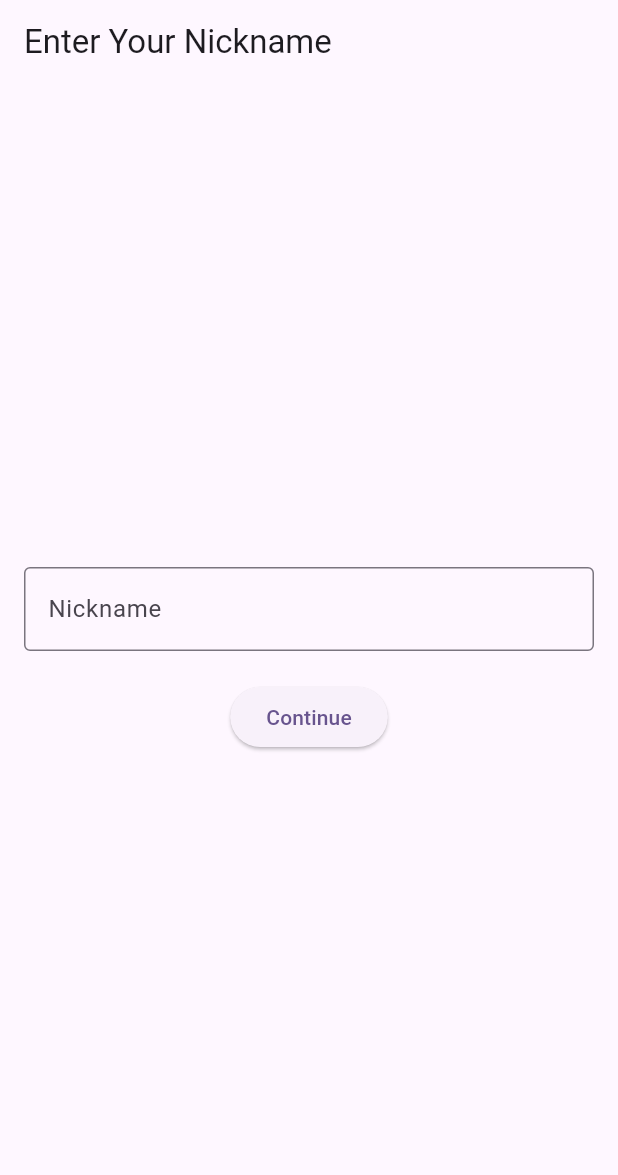
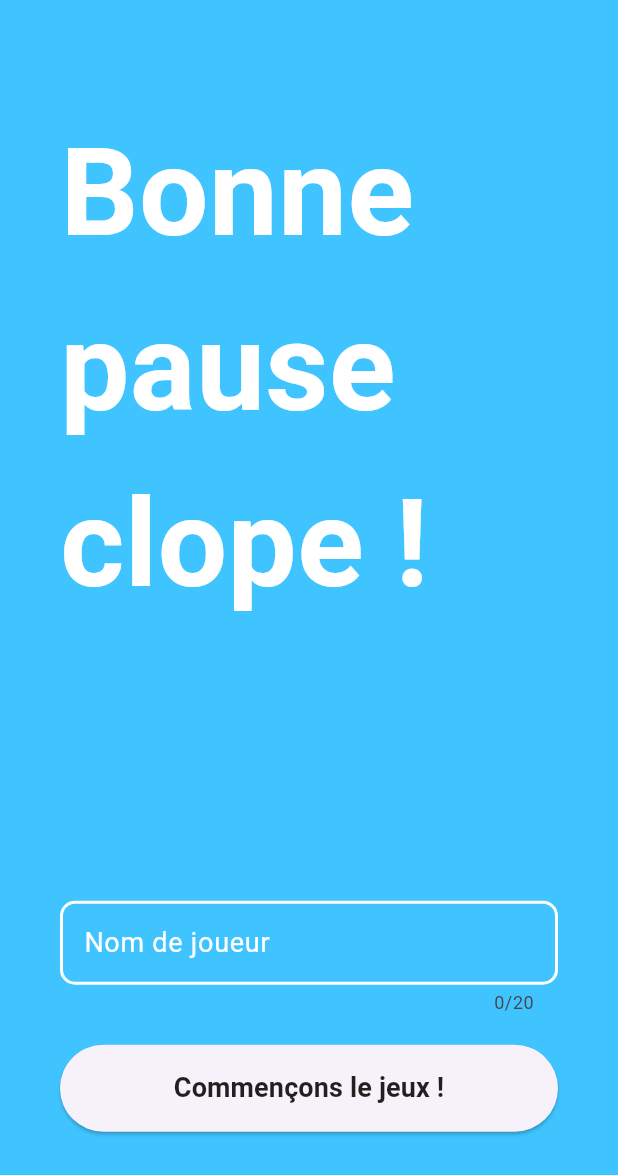
Before and after one commit to LaPauseClope/pause-clope-mobile, a Flutter app: the screen it shows after launch, on a phone screen of 412 x 824 dp. Shown: the top 1175 px of the screen. Run offline on Flutter 3.47's test engine with Material 3 defaults, Android fonts, the phone set to English and light mode, and no system bars.

Commit message:
UI nickname page remade

```diff
--- a/lib/constants/api_config.dart
+++ b/lib/constants/api_config.dart
@@ -0,0 +1,3 @@
+abstract class ApiConfig {
+  static const String apiDomain = 'http://10.120.1.233:8080';
+}
--- a/lib/main.dart
+++ b/lib/main.dart
@@ -1,112 +1,6 @@
-import 'dart:async';
-import 'dart:convert';
-import 'package:http/http.dart' as http;
 import 'package:flutter/material.dart';
-import 'nickname_page.dart';
 
-class MyHomePage extends StatefulWidget {
-  const MyHomePage({super.key, required this.title, required this.nickname});
-
-  final String title;
-  final String nickname;
-
-  @override
-  State<MyHomePage> createState() => _MyHomePageState();
-}
-
-class _MyHomePageState extends State<MyHomePage> {
-  int _counter = 0;
-  Timer? _apiTimer;
-
-  //Replace this by your API url
-  final String _apiUrl = 'http://10.120.1.233:8080/clicker/';
-
-  @override
-  void initState() {
-    super.initState();
-    // Start the timer when the widget is created
-    _startApiTimer();
-  }
-
-  @override
-  void dispose() {
-    // Cancel the timer when the widget is disposed to avoid memory leaks
-    _apiTimer?.cancel();
-    super.dispose();
-  }
-
-  void _incrementCounter() {
-    setState(() {
-      _counter++;
-    });
-  }
-
-  void _startApiTimer() {
-    // Send data every minute
-    _apiTimer = Timer.periodic(const Duration(minutes: 1), (timer) {
-      _sendDataToApi();
-    });
-  }
-
-  Future<void> _sendDataToApi() async {
-    try {
-      final response = await http.post(
-        Uri.parse(_apiUrl + widget.nickname),
-        headers: {'Content-Type': 'application/json'},
-        body: jsonEncode({
-          'nickname': widget.nickname,
-          'clicks': _counter,
-        }),
-      );
-
-      if (response.statusCode == 200) {
-        // API call successful
-        print('Data sent successfully: ${response.body}');
-      } else {
-        // API call failed
-        print(
-            'Failed to send data. Status code: ${response
-                .statusCode}, Body: ${response.body}');
-      }
-    } catch (e) {
-      // Exception occurred during API call
-      print('Error sending data: $e');
-    }
-  }
-
-  @override
-  Widget build(BuildContext context) {
-    return Scaffold(
-      appBar: AppBar(
-        backgroundColor: Theme
-            .of(context)
-            .colorScheme
-            .inversePrimary,
-        title: Text('${widget.title} - ${widget.nickname}'),
-      ),
-      body: Center(
-        child: Column(
-          mainAxisAlignment: MainAxisAlignment.center,
-          children: <Widget>[
-            const Text('You have pushed the button this many times:'),
-            Text(
-              '$_counter',
-              style: Theme
-                  .of(context)
-                  .textTheme
-                  .headlineMedium,
-            ),
-          ],
-        ),
-      ),
-      floatingActionButton: FloatingActionButton(
-        onPressed: _incrementCounter,
-        tooltip: 'Increment',
-        child: const Icon(Icons.add),
-      ),
-    );
-  }
-}
+import 'pages/nickname_page.dart';
 
 void main() {
   runApp(const MyApp());
@@ -118,27 +12,10 @@ class MyApp extends StatelessWidget {
   // This widget is the root of your application.
   @override
   Widget build(BuildContext context) {
-    return MaterialApp(
-      title: 'Flutter Demo',
-      theme: ThemeData(
-        // This is the theme of your application.
-        //
-        // TRY THIS: Try running your application with "flutter run". You'll see
-        // the application has a purple toolbar. Then, without quitting the app,
-        // try changing the seedColor in the colorScheme below to Colors.green
-        // and then invoke "hot reload" (save your changes or press the "hot
-        // reload" button in a Flutter-supported IDE, or press "r" if you used
-        // the command line to start the app).
-        //
-        // Notice that the counter didn't reset back to zero; the application
-        // state is not lost during the reload. To reset the state, use hot
-        // restart instead.
-        //
-        // This works for code too, not just values: Most code changes can be
-        // tested with just a hot reload.
-        colorScheme: ColorScheme.fromSeed(seedColor: Colors.deepPurple),
-      ),
-      home: const NicknamePage(),
+    return const MaterialApp(
+      title: 'Pause clope',
+      debugShowCheckedModeBanner: false,
+      home: NicknamePage(),
     );
   }
 }
--- a/lib/nickname_page.dart
+++ /dev/null
@@ -1,69 +0,0 @@
-import 'package:flutter/material.dart';
-
-import 'main.dart';
-
-class NicknamePage extends StatefulWidget {
-  const NicknamePage({Key? key}) : super(key: key);
-
-  @override
-  State<NicknamePage> createState() => _NicknamePageState();
-}
-
-class _NicknamePageState extends State<NicknamePage> {
-  final _nicknameController = TextEditingController();
-
-  @override
-  void dispose() {
-    _nicknameController.dispose();
-    super.dispose();
-  }
-
-  void _navigateToHomePage(BuildContext context) {
-    if (_nicknameController.text.isNotEmpty) {
-      Navigator.pushReplacement(
-        context,
-        MaterialPageRoute(
-          builder: (context) => MyHomePage(
-            title: 'Flutter Demo Home Page',
-            nickname: _nicknameController.text,
-          ),
-        ),
-      );
-    } else {
-      ScaffoldMessenger.of(context).showSnackBar(
-        const SnackBar(content: Text('Please enter a nickname')),
-      );
-    }
-  }
-
-  @override
-  Widget build(BuildContext context) {
-    return Scaffold(
-      appBar: AppBar(
-        title: const Text('Enter Your Nickname'),
-      ),
-      body: Center(
-        child: Padding(
-          padding: const EdgeInsets.all(16.0),
-          child: Column(
-            mainAxisAlignment: MainAxisAlignment.center,
-            children: <Widget>[
-              TextField(
-                controller: _nicknameController,
-                decoration: const InputDecoration(
-                  border: OutlineInputBorder(),
-                  labelText: 'Nickname',
-                ),
-              ),
-              const SizedBox(height: 20),
-              ElevatedButton(
-                onPressed: () => _navigateToHomePage(context),
-                child: const Text('Continue'),
-              ),
-            ],
-          ),
-        ),
-      ),
-    );
-  }
-}
--- /dev/null
+++ b/lib/pages/nickname_page.dart
@@ -0,0 +1,108 @@
+import 'package:flutter/material.dart';
+
+import 'home_page.dart';
+
+class NicknamePage extends StatefulWidget {
+  const NicknamePage({super.key});
+
+  @override
+  State<NicknamePage> createState() => _NicknamePageState();
+}
+
+class _NicknamePageState extends State<NicknamePage> {
+  final _nicknameController = TextEditingController();
+
+  @override
+  void dispose() {
+    _nicknameController.dispose();
+    super.dispose();
+  }
+
+  void _navigateToHomePage(BuildContext context) {
+    if (_nicknameController.text.isNotEmpty) {
+      Navigator.pushReplacement(
+        context,
+        MaterialPageRoute(
+          builder:
+              (context) => MyHomePage(
+                title: 'Flutter Demo Home Page',
+                nickname: _nicknameController.text,
+              ),
+        ),
+      );
+    } else {
+      ScaffoldMessenger.of(
+        context,
+      ).showSnackBar(const SnackBar(content: Text('Please enter a nickname')));
+    }
+  }
+
+  @override
+  Widget build(BuildContext context) {
+    return Scaffold(
+      backgroundColor: Colors.lightBlueAccent,
+      body: Center(
+        child: ListView(
+          shrinkWrap: true,
+          padding: const EdgeInsets.all(40.0),
+          children: [
+            const Text(
+              'Bonne pause clope !',
+              style: TextStyle(
+                fontSize: 82,
+                fontWeight: FontWeight.bold,
+                color: Colors.white,
+              ),
+            ),
+            const SizedBox(height: 180),
+            TextField(
+              style: const TextStyle(color: Colors.white),
+              cursorColor: Colors.white,
+              cursorHeight: 24,
+              cursorWidth: 2,
+              maxLength: 20,
+              maxLines: 1,
+              controller: _nicknameController,
+              decoration: const InputDecoration(
+                hintStyle: TextStyle(
+                  color: Colors.white,
+                  fontSize: 18,
+                  fontStyle: FontStyle.italic,
+                ),
+                labelStyle: TextStyle(color: Colors.white, fontSize: 18),
+                border: OutlineInputBorder(
+                  borderRadius: BorderRadius.all(Radius.circular(10)),
+                  borderSide: BorderSide(color: Colors.white, width: 2),
+                ),
+                focusedBorder: OutlineInputBorder(
+                  borderRadius: BorderRadius.all(Radius.circular(10)),
+                  borderSide: BorderSide(color: Colors.black87, width: 2),
+                ),
+                enabledBorder: OutlineInputBorder(
+                  borderRadius: BorderRadius.all(Radius.circular(10)),
+                  borderSide: BorderSide(color: Colors.white, width: 2),
+                ),
+                labelText: 'Nom de joueur',
+              ),
+            ),
+            const SizedBox(height: 20),
+            ElevatedButton(
+              onPressed: () => _navigateToHomePage(context),
+              child: const Padding(
+                padding: EdgeInsets.symmetric(vertical: 16.0),
+                child: Text(
+                  'Commençons le jeux !',
+                  style: TextStyle(
+                    fontSize: 18,
+                    fontWeight: FontWeight.bold,
+                    color: Colors.black87,
+                  ),
+                ),
+              ),
+            ),
+          ],
+        ),
+      ),
+    );
+  }
+}
```
Also changed, not shown: lib/pages/home_page.dart (added, +102 -0 lines), pubspec.lock.
